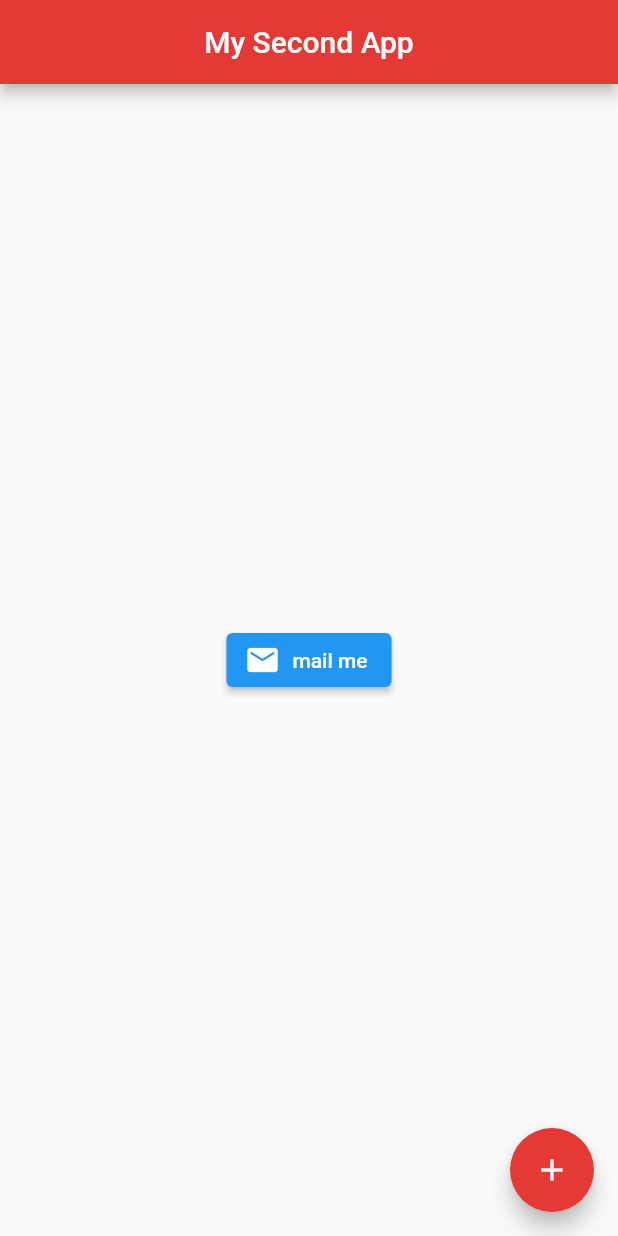
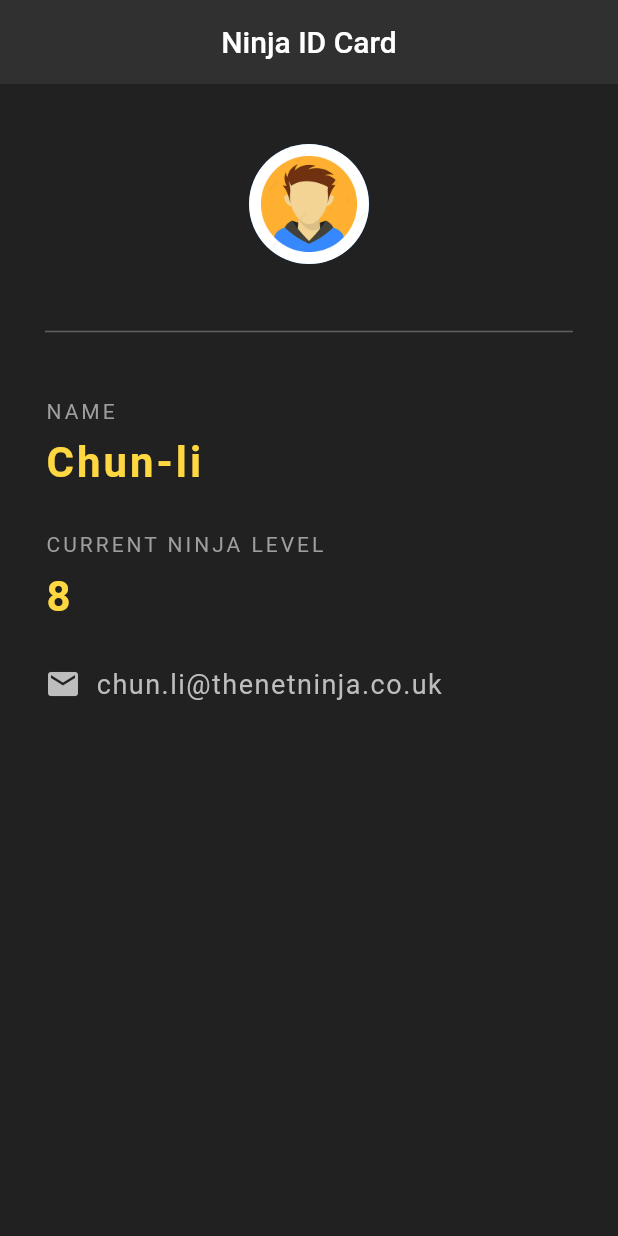
Before and after one commit to s1m3l4n3/first-flutter-app, a Flutter app: the screen it shows after launch, on a phone screen of 412 x 824 dp. Run offline on Flutter 3.47's test engine with Material 2 defaults, Android fonts, the phone set to English and light mode, and no system bars.

Commit message:
Ninja App

```diff
--- a/lib/main.dart
+++ b/lib/main.dart
@@ -2,53 +2,111 @@ import 'package:flutter/material.dart';
 
 void main() {
   runApp(MaterialApp(
-    home: Home(),
+    home: NinjaCard(),
   ));
 }
 
-class Home extends StatelessWidget {
+class NinjaCard extends StatelessWidget {
   @override
   Widget build(BuildContext context) {
     return Scaffold(
+      backgroundColor: Colors.grey[900],
       appBar: AppBar(
-        title: const Text('My Second App'),
+        title: const Text('Ninja ID Card'),
+        backgroundColor: Colors.grey[850],
         centerTitle: true,
-        backgroundColor: Colors.red[600],
+        elevation: 0.0,
       ),
-      body: Center(
-        child: ElevatedButton.icon(
-            onPressed: () {},
-            icon: const Icon(
-              Icons.mail
-            ),
-            label: const Text('mail me')
-        ),
-      ),
-      floatingActionButton: FloatingActionButton(
-        onPressed: () {},
-        backgroundColor: Colors.red[600],
-        child: const Icon(
-          Icons.add
+      body: Padding(
+        padding: const EdgeInsets.fromLTRB(30.0, 40.0, 30.0, 0),
+        child: Column(
+          crossAxisAlignment: CrossAxisAlignment.start,
+          children: <Widget>[
+            avatar(),
+            labelText('NAME'),
+            columnSpaceSmall(),
+            contentText('Chun-li'),
+            columnSpaceBig(),
+            labelText('CURRENT NINJA LEVEL'),
+            columnSpaceSmall(),
+            contentText('8'),
+            columnSpaceBig(),
+            emailText('chun.li@thenetninja.co.uk')
+          ],
         ),
       ),
     );
   }
+
+  Text labelText(String label) {
+    return Text(
+      label,
+      style: const TextStyle(
+          color: Colors.grey,
+          letterSpacing: 2.0
+      ),
+    );
   }
 
+  Text contentText(String content) {
+    return Text(
+      content,
+      style: TextStyle(
+          color: Colors.amberAccent[200],
+          letterSpacing: 2.0,
+          fontSize: 28.0,
+          fontWeight: FontWeight.bold
+      ),
+    );
+  }
 
-//  1. main method.
-//  2. runApp is the parent Widget that will run the app.
+  Row emailText(String email) {
+    return Row(
+      children: <Widget>[
+        Icon(
+          Icons.mail,
+          color: Colors.grey[400],
+        ),
+        rowSpace(),
+        Text(
+          email,
+          style: TextStyle(
+            color: Colors.grey[400],
+            fontSize: 18.0,
+            letterSpacing: 1.0,
+          ),
+        )
+      ],
+    );
+  }
 
-/*
- *  3. MaterialApp and Scaffold for the material look & feel.
- *  https://api.flutter.dev/flutter/material/Scaffold-class.html
- */
+  Column avatar() {
+    return Column(
+      children: [
+        const Center(
+          child: CircleAvatar(
+            backgroundImage: AssetImage('images/simple.jpg'),
+            radius: 40.0,
+          ),
+        ),
+        Divider(
+          height: 90.0,
+          color: Colors.grey[700],
+          thickness: 1,
+        )
+      ],
+    );
+  }
 
-/*
- *  4. have a look at material design colours.
- *  https://material.io/resources/color/#!/?view.left=0&view.right=0
- */
+  SizedBox columnSpaceSmall() {
+    return const SizedBox(height: 10.0);
+  }
 
-// 5. pubspec.yaml is the main dependencies file
+  SizedBox columnSpaceBig() {
+    return const SizedBox(height: 30.0);
+  }
 
-// 6. stless to add StatelessWidget
+  SizedBox rowSpace() {
+    return const SizedBox(width: 10.0);
+  }
+}
```
Also changed, not shown: images/pexels-photo-1172849.jpeg (deleted), images/pexels-photo-1366913.jpeg (deleted), images/pexels.jpg (deleted), images/simple.jpg (added). Lines whose indentation alone changed are shown as unchanged.
